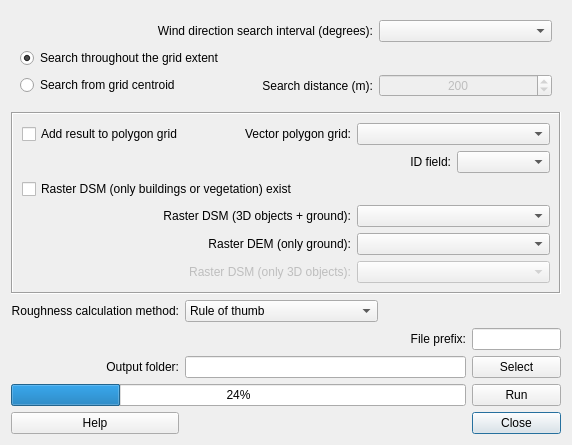
UMEP-dev/UMEP, file ImageMorphParam/image_morph_param_dialog_base.ui: the form before one commit.
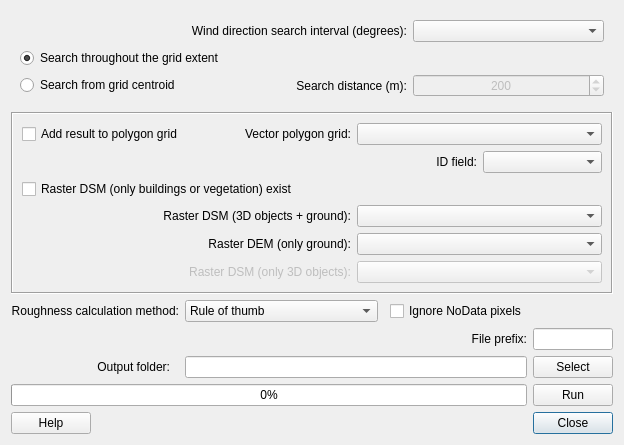
The form after the commit.

What changed in the file:
```diff
--- a/ImageMorphParam/image_morph_param_dialog_base.ui
+++ b/ImageMorphParam/image_morph_param_dialog_base.ui
@@ -6,7 +6,7 @@
    <rect>
     <x>0</x>
     <y>0</y>
-    <width>572</width>
+    <width>575</width>
     <height>426</height>
    </rect>
   </property>
@@ -14,7 +14,85 @@
    <string>Image Morphometric Parameters</string>
   </property>
   <layout class="QGridLayout" name="gridLayout_2">
-   <item row="1" column="0" colspan="5">
+   <item row="2" column="5">
+    <widget class="QCheckBox" name="checkBoxNoData">
+     <property name="text">
+      <string>Ignore NoData pixels</string>
+     </property>
+    </widget>
+   </item>
+   <item row="9" column="6">
+    <widget class="QPushButton" name="closeButton">
+     <property name="enabled">
+      <bool>true</bool>
+     </property>
+     <property name="text">
+      <string>Close</string>
+     </property>
+    </widget>
+   </item>
+   <item row="2" column="3">
+    <widget class="QComboBox" name="comboBox_Roughness">
+     <item>
+      <property name="text">
+       <string>Rule of thumb</string>
+      </property>
+     </item>
+     <item>
+      <property name="text">
+       <string>Raupach (1994/95)</string>
+      </property>
+     </item>
+     <item>
+      <property name="text">
+       <string>Simplified Bottema (1995)</string>
+      </property>
+     </item>
+     <item>
+      <property name="text">
+       <string>MacDonald et al. (1998)</string>
+      </property>
+     </item>
+     <item>
+      <property name="text">
+       <string>Millward-Hopkins et al. (2011)</string>
+      </property>
+     </item>
+     <item>
+      <property name="text">
+       <string>Kanda et al. (2013)</string>
+      </property>
+     </item>
+    </widget>
+   </item>
+   <item row="5" column="6">
+    <widget class="QPushButton" name="pushButtonSave">
+     <property name="text">
+      <string>Select</string>
+     </property>
+    </widget>
+   </item>
+   <item row="7" column="6">
+    <widget class="QPushButton" name="runButton">
+     <property name="text">
+      <string>Run</string>
+     </property>
+    </widget>
+   </item>
+   <item row="4" column="6">
+    <widget class="QLineEdit" name="textOutput_prefix"/>
+   </item>
+   <item row="4" column="5">
+    <widget class="QLabel" name="label_9">
+     <property name="text">
+      <string>File prefix:</string>
+     </property>
+     <property name="alignment">
+      <set>Qt::AlignRight|Qt::AlignTrailing|Qt::AlignVCenter</set>
+     </property>
+    </widget>
+   </item>
+   <item row="1" column="0" colspan="7">
     <widget class="QFrame" name="frame">
      <property name="frameShape">
       <enum>QFrame::Box</enum>
@@ -136,7 +214,7 @@
      </layout>
     </widget>
    </item>
-   <item row="0" column="0" colspan="5">
+   <item row="0" column="0" colspan="7">
     <widget class="QFrame" name="frame_2">
      <property name="frameShape">
       <enum>QFrame::NoFrame</enum>
@@ -213,27 +291,7 @@
      </layout>
     </widget>
    </item>
-   <item row="8" column="4">
-    <widget class="QPushButton" name="closeButton">
-     <property name="enabled">
-      <bool>true</bool>
-     </property>
-     <property name="text">
-      <string>Close</string>
-     </property>
-    </widget>
-   </item>
-   <item row="8" column="0">
-    <widget class="QPushButton" name="helpButton">
-     <property name="enabled">
-      <bool>true</bool>
-     </property>
-     <property name="text">
-      <string>Help</string>
-     </property>
-    </widget>
-   </item>
-   <item row="2" column="0">
+   <item row="2" column="0" colspan="3">
     <widget class="QLabel" name="label_10">
      <property name="text">
       <string>Roughness calculation method:</string>
@@ -246,41 +304,17 @@
      </property>
     </widget>
    </item>
-   <item row="2" column="1">
-    <widget class="QComboBox" name="comboBox_Roughness">
-     <item>
-      <property name="text">
-       <string>Rule of thumb</string>
-      </property>
-     </item>
-     <item>
-      <property name="text">
-       <string>Raupach (1994/95)</string>
-      </property>
-     </item>
-     <item>
-      <property name="text">
-       <string>Simplified Bottema (1995)</string>
-      </property>
-     </item>
-     <item>
-      <property name="text">
-       <string>MacDonald et al. (1998)</string>
-      </property>
-     </item>
-     <item>
-      <property name="text">
-       <string>Millward-Hopkins et al. (2011)</string>
-      </property>
-     </item>
-     <item>
-      <property name="text">
-       <string>Kanda et al. (2013)</string>
-      </property>
-     </item>
+   <item row="9" column="0">
+    <widget class="QPushButton" name="helpButton">
+     <property name="enabled">
+      <bool>true</bool>
+     </property>
+     <property name="text">
+      <string>Help</string>
+     </property>
     </widget>
    </item>
-   <item row="4" column="0">
+   <item row="5" column="1">
     <widget class="QLabel" name="label_6">
      <property name="text">
       <string>Output folder:</string>
@@ -290,53 +324,22 @@
      </property>
     </widget>
    </item>
-   <item row="4" column="1" colspan="3">
+   <item row="5" column="3" colspan="3">
     <widget class="QLineEdit" name="textOutput"/>
    </item>
-   <item row="4" column="4">
-    <widget class="QPushButton" name="pushButtonSave">
-     <property name="text">
-      <string>Select</string>
-     </property>
-    </widget>
-   </item>
-   <item row="6" column="4">
-    <widget class="QPushButton" name="runButton">
-     <property name="text">
-      <string>Run</string>
-     </property>
-    </widget>
-   </item>
-   <item row="3" column="4">
-    <widget class="QLineEdit" name="textOutput_prefix"/>
-   </item>
-   <item row="3" column="3">
-    <widget class="QLabel" name="label_9">
-     <property name="text">
-      <string>File prefix:</string>
-     </property>
-     <property name="alignment">
-      <set>Qt::AlignRight|Qt::AlignTrailing|Qt::AlignVCenter</set>
-     </property>
-    </widget>
-   </item>
-   <item row="3" column="2">
-    <spacer name="horizontalSpacer">
-     <property name="orientation">
-      <enum>Qt::Horizontal</enum>
-     </property>
-     <property name="sizeHint" stdset="0">
-      <size>
-       <width>40</width>
-       <height>20</height>
-      </size>
-     </property>
-    </spacer>
-   </item>
-   <item row="6" column="0" colspan="4">
+   <item row="7" column="0" colspan="6">
     <widget class="QProgressBar" name="progressBar">
      <property name="value">
-      <number>24</number>
+      <number>0</number>
+     </property>
+     <property name="alignment">
+      <set>Qt::AlignCenter</set>
+     </property>
+     <property name="textVisible">
+      <bool>true</bool>
+     </property>
+     <property name="invertedAppearance">
+      <bool>false</bool>
      </property>
     </widget>
    </item>
```
